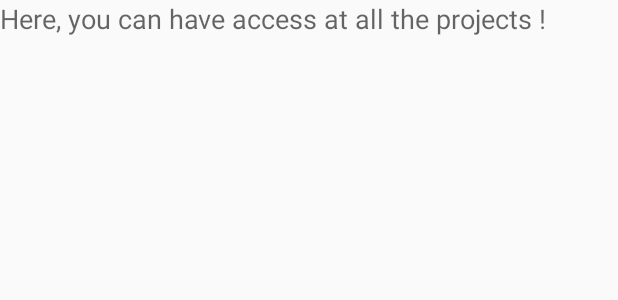
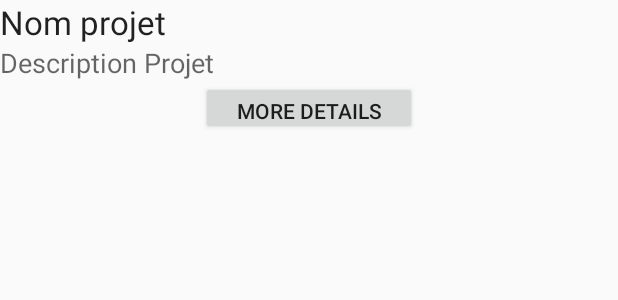
Before and after one commit to ludwigESEO/ESEO_APP_Project, an Android app: the layout fragment_all_posters.xml on its own in the app's theme, with its tools: preview values and no code run, on a phone screen of 412 x 824 dp. Shown: the top 300 px of the screen. Run offline under Robolectric (Android 15) with nearby library versions, the phone set to English and light mode, and no system bars.

Commit message:
Add fragment

```diff
--- a/app/src/main/res/layout/fragment_all_posters.xml
+++ b/app/src/main/res/layout/fragment_all_posters.xml
@@ -11,11 +11,26 @@
         android:orientation="vertical">
 
         <TextView
-            android:id="@+id/txtAllProjectsView"
+            android:id="@+id/txtTitleProjectsView"
             android:layout_width="match_parent"
             android:layout_height="wrap_content"
-            android:text="@string/strAllProjectsView"
+            android:text="Nom projet"
+            android:textAppearance="@style/TextAppearance.AppCompat.Large" />
+
+        <TextView
+            android:id="@+id/txtDescriptionProjectsView"
+            android:layout_width="match_parent"
+            android:layout_height="wrap_content"
+            android:text="Description Projet"
             android:textAppearance="@style/TextAppearance.AppCompat.Medium" />
+
+        <Button
+            android:id="@+id/ButtonMoreInformations"
+            android:layout_width="144dp"
+            android:layout_height="36dp"
+            android:layout_gravity="center"
+            android:text="@string/strAfficherInfoProject" />
+
 
     </LinearLayout>
 </FrameLayout>
--- a/app/src/main/res/values/strings.xml
+++ b/app/src/main/res/values/strings.xml
@@ -23,4 +23,5 @@
     <!-- TODO: Remove or change this placeholder text -->
     <string name="hello_blank_fragment">Hello blank fragment</string>
     <string name="strAllProjectsView">Here, you can have access at all the projects !</string>
+    <string name="strAfficherInfoProject">More Details</string>
 </resources>
```
Also changed, not shown: app/src/main/java/fr/eseo/dis/couroulu/eseo_app_project/AllPostersFragment.java (+25 -0 lines), app/src/main/java/fr/eseo/dis/couroulu/eseo_app_project/HomeActivity.java (+31 -2 lines), app/src/main/res/menu/activity_home_drawer.xml (+10 -1 lines).
